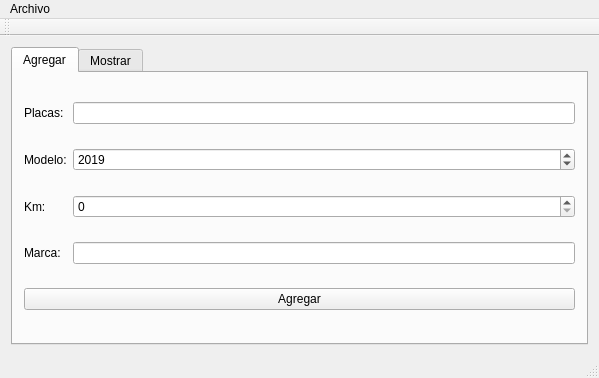
Before: the Qt Designer form mainwindow.ui in micheldavalos/tallerGUI19B_LI, drawn with Qt 5.
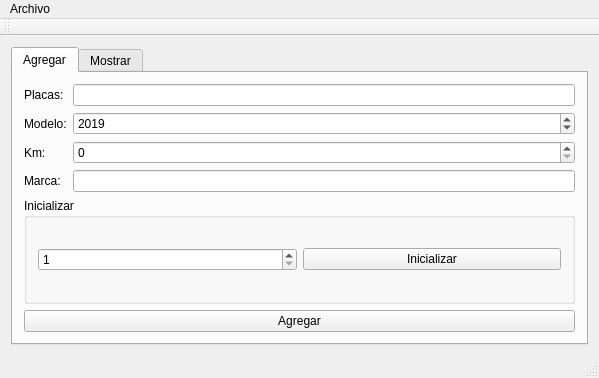
After: the same form once the commit is applied. The open tabs and pages were chosen to show the change.

Diff of the .ui file:
```diff
--- a/mainwindow.ui
+++ b/mainwindow.ui
@@ -59,7 +59,7 @@
         <item row="3" column="1">
          <widget class="QLineEdit" name="lineEdit_4"/>
         </item>
-        <item row="4" column="0" colspan="2">
+        <item row="5" column="0" colspan="2">
          <widget class="QPushButton" name="pushButton">
           <property name="text">
            <string>Agregar</string>
@@ -86,6 +86,32 @@
           </property>
          </widget>
         </item>
+        <item row="4" column="0" colspan="2">
+         <widget class="QGroupBox" name="groupBox">
+          <property name="title">
+           <string>Inicializar</string>
+          </property>
+          <layout class="QGridLayout" name="gridLayout_4">
+           <item row="0" column="0">
+            <widget class="QSpinBox" name="spinBox_3">
+             <property name="minimum">
+              <number>1</number>
+             </property>
+             <property name="maximum">
+              <number>1000000</number>
+             </property>
+            </widget>
+           </item>
+           <item row="0" column="1">
+            <widget class="QPushButton" name="pushButton_4">
+             <property name="text">
+              <string>Inicializar</string>
+             </property>
+            </widget>
+           </item>
+          </layout>
+         </widget>
+        </item>
        </layout>
       </widget>
       <widget class="QWidget" name="tab_2">
```
Left out of the diff: 55 changed lines with no effect on the pictures.
